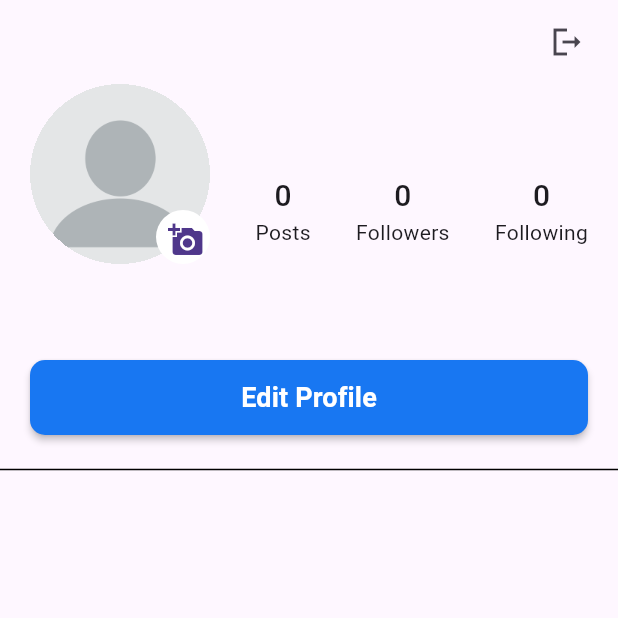
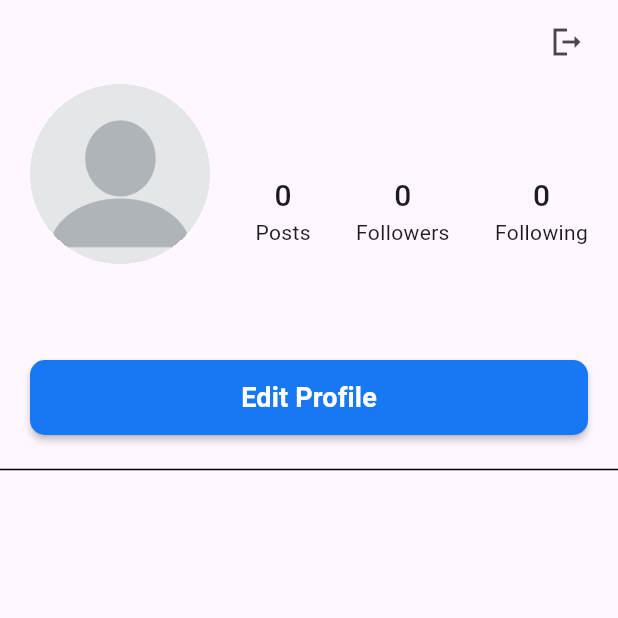
Before and after one commit to AbdelazizMohamed-GitHub/instagram_app, a Flutter app: the ProfileScreen screen opened directly, on a phone screen of 412 x 824 dp, the top half of it. Run offline on Flutter 3.47's test engine with Material 3 defaults, Android fonts, the phone set to English and light mode, and no system bars; our stand-ins replace bloc, cached_network_image, cloud_firestore, dartz, dots_indicator, firebase_auth and 5 more; missing offline and left inert: firebase_app_check, flutter_facebook_auth; accounts and stored records are empty; project files that could hold a hidden picture were left out.

Commit message:
refactor some widget

```diff
--- a/lib/features/auth/presention/view/login_screen.dart
+++ b/lib/features/auth/presention/view/login_screen.dart
@@ -1,7 +1,7 @@
 
 import 'package:flutter/material.dart';
 import 'package:flutter_bloc/flutter_bloc.dart';
-import 'package:instagram_app/features/auth/data/repo/repo_imp.dart';
+import 'package:instagram_app/features/auth/data/repo_impl/repo_imp.dart';
 import 'package:instagram_app/features/auth/presention/view/widget/login_screen_body.dart';
 
 import '../cubits/login_cubit/login_cubit.dart';
--- a/lib/features/auth/presention/view/register_screen.dart
+++ b/lib/features/auth/presention/view/register_screen.dart
@@ -1,6 +1,6 @@
 import 'package:flutter/material.dart';
 import 'package:flutter_bloc/flutter_bloc.dart';
-import 'package:instagram_app/features/auth/data/repo/repo_imp.dart';
+import 'package:instagram_app/features/auth/data/repo_impl/repo_imp.dart';
 import 'package:instagram_app/features/auth/presention/cubits/register_cubit.dart/register_cubit.dart';
 import 'package:instagram_app/features/auth/presention/view/widget/register_screen_body.dart';
 
--- a/lib/features/home/presention/view/add_post.dart
+++ b/lib/features/home/presention/view/add_post.dart
@@ -4,8 +4,8 @@ import 'dart:typed_data';
 
 import 'package:flutter/material.dart';
 import 'package:flutter_bloc/flutter_bloc.dart';
-import 'package:instagram_app/core/constant.dart';
 import 'package:instagram_app/core/service/storge_service.dart';
+import 'package:instagram_app/core/utils/spaces.dart';
 import 'package:instagram_app/core/waring/waring.dart';
 import 'package:instagram_app/features/home/data/repo_impl/post_repo_impl.dart';
 import 'package:instagram_app/features/home/presention/cubits/post_cubit/post_cubit.dart';
--- a/lib/features/home/presention/view/home_screen.dart
+++ b/lib/features/home/presention/view/home_screen.dart
@@ -9,7 +9,6 @@ import 'package:instagram_app/core/waring/waring.dart';
 import 'package:instagram_app/features/auth/data/model/user_model.dart';
 import 'package:instagram_app/features/home/data/models/post_model.dart';
 import 'package:instagram_app/features/home/presention/view/widget/custom_post_item.dart';
-import 'package:instagram_app/features/home/presention/view/widget/custom_story_list.dart';
 import 'package:instagram_app/features/profile/data/repo_impl/profile_repo_imp.dart';
 import 'package:instagram_app/features/profile/presention/cubits/cubit/profile_cubit.dart';
 
--- a/lib/features/home/presention/view/search_screen.dart
+++ b/lib/features/home/presention/view/search_screen.dart
@@ -59,7 +59,7 @@ class _SearchScreenState extends State<SearchScreen> {
                 future: FirebaseFirestore.instance
                     .collection('users')
                     .where('username', isGreaterThanOrEqualTo: searchText)
-                     .where('username', isLessThanOrEqualTo: '$searchText\uf8ff')
+                    .where('username', isLessThanOrEqualTo: '$searchText\uf8ff')
                     .get(),
                 builder: (context, snapshot) {
                   if (snapshot.connectionState == ConnectionState.waiting) {
@@ -77,6 +77,9 @@ class _SearchScreenState extends State<SearchScreen> {
                       doc.data(),
                     );
                   }).toList();
+                  if (snapshot.data!.docs.isEmpty) {
+                    return Center(child: Text("No results found"));
+                  }
                   return ListView.separated(
                     shrinkWrap: true,
                     itemCount: users.length,
@@ -96,10 +99,16 @@ class _SearchScreenState extends State<SearchScreen> {
                         leading: CustomPicture(
                             radius: 50,
                             image: users[index].profilePictureUrl != ''
-                                ? CachedNetworkImage(imageUrl: users[index].profilePictureUrl.toString(),fit: BoxFit.cover,
-                                placeholder: (context, url) => Center(child: CircularProgressIndicator()),
-                                errorWidget: (context, url, error) => const Icon(Icons.error),
-                                )
+                                ? CachedNetworkImage(
+                                    imageUrl: users[index]
+                                        .profilePictureUrl
+                                        .toString(),
+                                    fit: BoxFit.cover,
+                                    placeholder: (context, url) => Center(
+                                        child: CircularProgressIndicator()),
+                                    errorWidget: (context, url, error) =>
+                                        const Icon(Icons.error),
+                                  )
                                 : Image.asset(AppImages.emptyUser)),
                         title: Text(
                           users[index].username,
--- a/lib/features/onboarding/presention/view/widget/onboarding_screen_body.dart
+++ b/lib/features/onboarding/presention/view/widget/onboarding_screen_body.dart
@@ -1,9 +1,9 @@
 
 import 'package:flutter/material.dart';
-import 'package:instagram_app/core/constant.dart';
 import 'package:instagram_app/core/utils/app_colors.dart';
 import 'package:instagram_app/core/utils/app_images.dart';
 import 'package:instagram_app/core/utils/routs.dart';
+import 'package:instagram_app/core/utils/spaces.dart';
 import 'package:instagram_app/features/onboarding/presention/view/widget/custom_dotindicator.dart';
 import 'package:instagram_app/features/onboarding/presention/view/widget/page_view_item.dart';
 
--- a/lib/features/profile/presention/view/widget/custom_profile_image.dart
+++ b/lib/features/profile/presention/view/widget/custom_profile_image.dart
@@ -22,19 +22,9 @@ class CustomProfilePicture extends StatelessWidget {
                 imageUrl: imageUrl,
                 placeholder: (context, url) => const Center(
                   child: CircularProgressIndicator(),
-                ),errorWidget: (context, url, error) =>const Icon(Icons.error),
+                ),
+                errorWidget: (context, url, error) => const Icon(Icons.error),
               )),
-        Positioned(
-          bottom: 0,
-          right: 0,
-          child: CircleAvatar(
-              radius: 18,
-              backgroundColor: Colors.white,
-              child: IconButton(
-                icon: const Icon(Icons.add_a_photo),
-                onPressed: () async {},
-              )),
-        ),
       ],
     );
   }
```
Also changed, not shown: lib/core/utils/spaces.dart (renamed from lib/core/constant.dart), lib/features/auth/data/repo_impl/repo_imp.dart (renamed from lib/features/auth/data/repo/repo_imp.dart).
